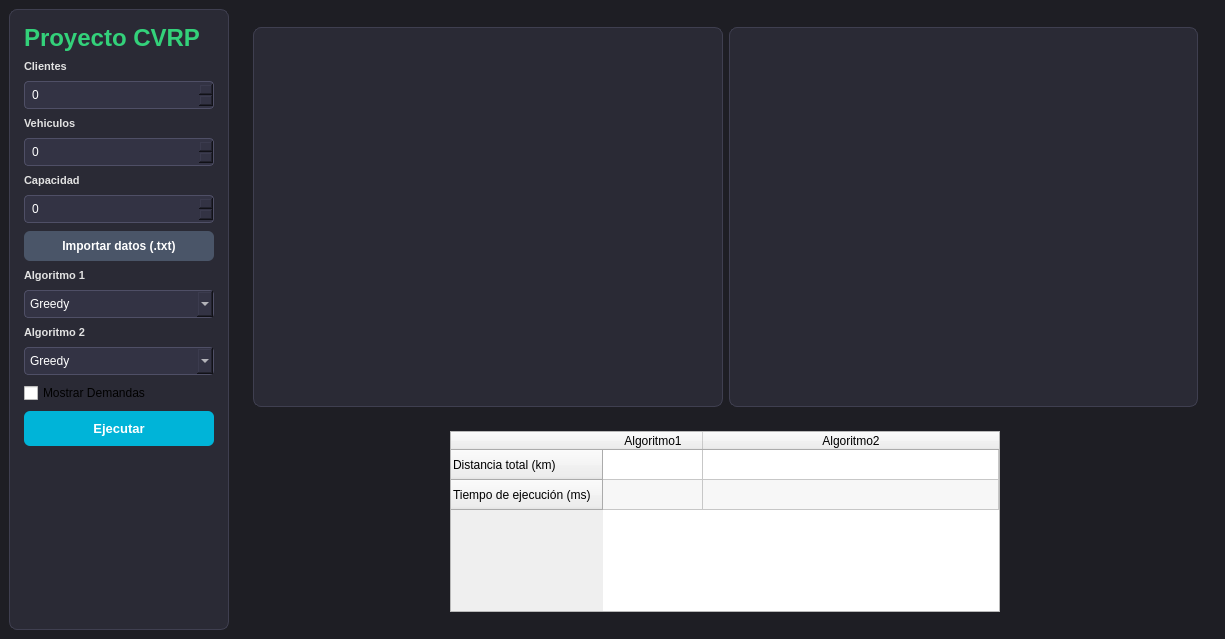
The window that ui/mainwindow.ui (manueeel202x/CVRP_Proyecto) describes before a commit, drawn with Qt 5.
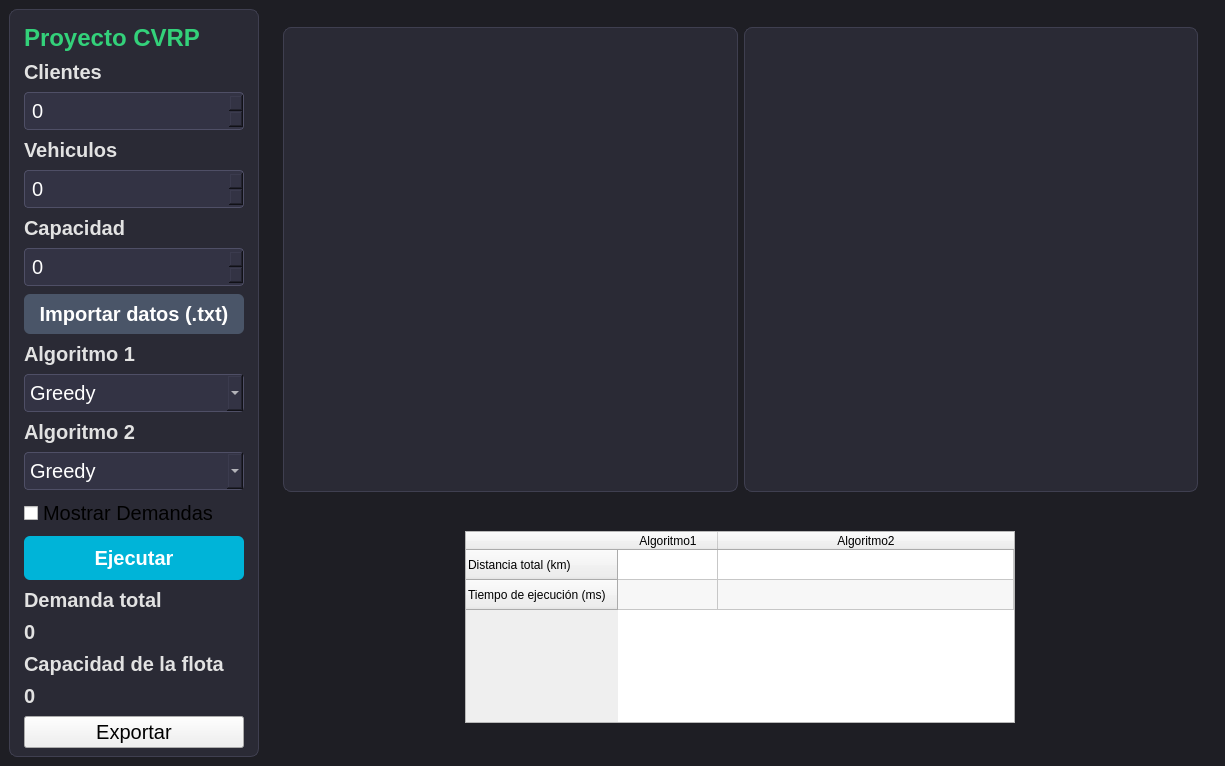
The same window after the commit.

Commit message: añadi tests y cambio en interfaz: btn Exportar e indicadores

```diff
--- a/ui/mainwindow.ui
+++ b/ui/mainwindow.ui
@@ -89,10 +89,18 @@
       </property>
       <property name="maximumSize">
        <size>
-        <width>220</width>
+        <width>250</width>
         <height>16777215</height>
        </size>
       </property>
+      <property name="font">
+       <font>
+        <pointsize>-1</pointsize>
+       </font>
+      </property>
+      <property name="styleSheet">
+       <string notr="true">font-size: 20px;</string>
+      </property>
       <layout class="QVBoxLayout" name="verticalLayout">
        <property name="spacing">
         <number>8</number>
@@ -126,7 +134,7 @@
        <item>
         <widget class="QSpinBox" name="spinClientes">
          <property name="maximum">
-          <number>199</number>
+          <number>5000</number>
          </property>
         </widget>
        </item>
@@ -138,7 +146,11 @@
         </widget>
        </item>
        <item>
-        <widget class="QSpinBox" name="spinVehiculos"/>
+        <widget class="QSpinBox" name="spinVehiculos">
+         <property name="maximum">
+          <number>500</number>
+         </property>
+        </widget>
        </item>
        <item>
         <widget class="QLabel" name="label_3">
@@ -148,7 +160,11 @@
         </widget>
        </item>
        <item>
-        <widget class="QSpinBox" name="spinCapacidad"/>
+        <widget class="QSpinBox" name="spinCapacidad">
+         <property name="maximum">
+          <number>500</number>
+         </property>
+        </widget>
        </item>
        <item>
         <widget class="QPushButton" name="btnImportar">
@@ -257,6 +273,47 @@
          </property>
         </spacer>
        </item>
+       <item>
+        <widget class="QLabel" name="label_10">
+         <property name="font">
+          <font>
+           <pointsize>-1</pointsize>
+           <bold>true</bold>
+          </font>
+         </property>
+         <property name="text">
+          <string>Demanda total</string>
+         </property>
+        </widget>
+       </item>
+       <item>
+        <widget class="QLabel" name="lblDemandaTotal">
+         <property name="text">
+          <string>0</string>
+         </property>
+        </widget>
+       </item>
+       <item>
+        <widget class="QLabel" name="label_8">
+         <property name="text">
+          <string>Capacidad de la flota</string>
+         </property>
+        </widget>
+       </item>
+       <item>
+        <widget class="QLabel" name="lblCapacidadFlota">
+         <property name="text">
+          <string>0</string>
+         </property>
+        </widget>
+       </item>
+       <item>
+        <widget class="QPushButton" name="btnExportar">
+         <property name="text">
+          <string>Exportar</string>
+         </property>
+        </widget>
+       </item>
       </layout>
      </widget>
     </item>
```
The commit also changes 14 other files.
